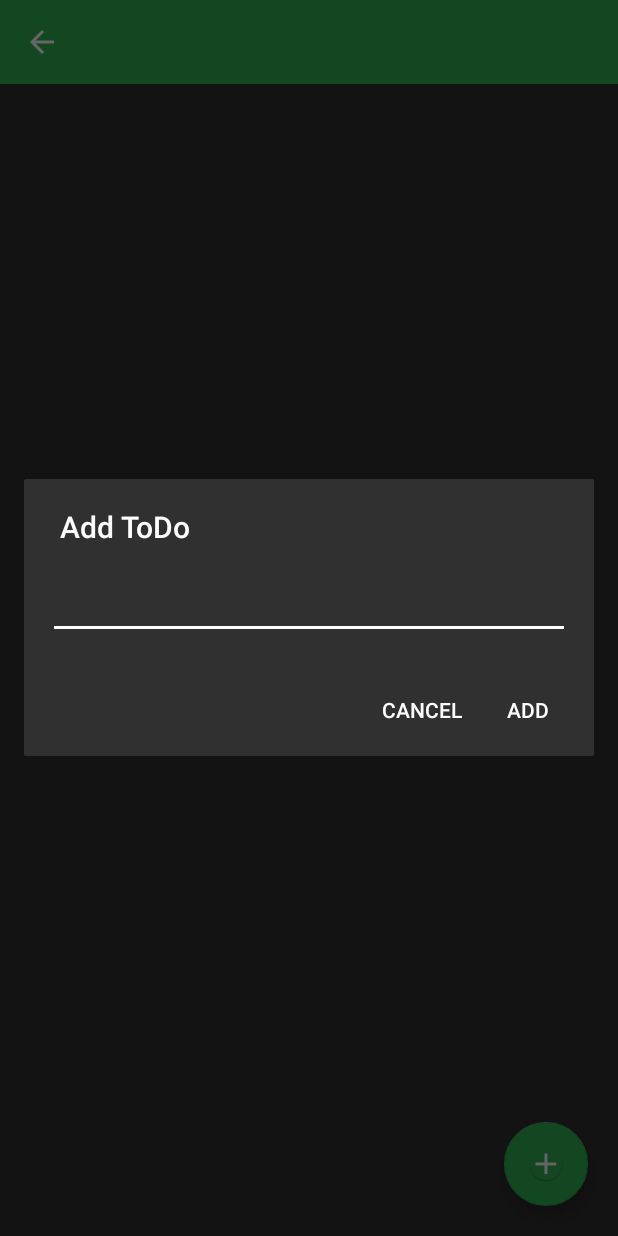
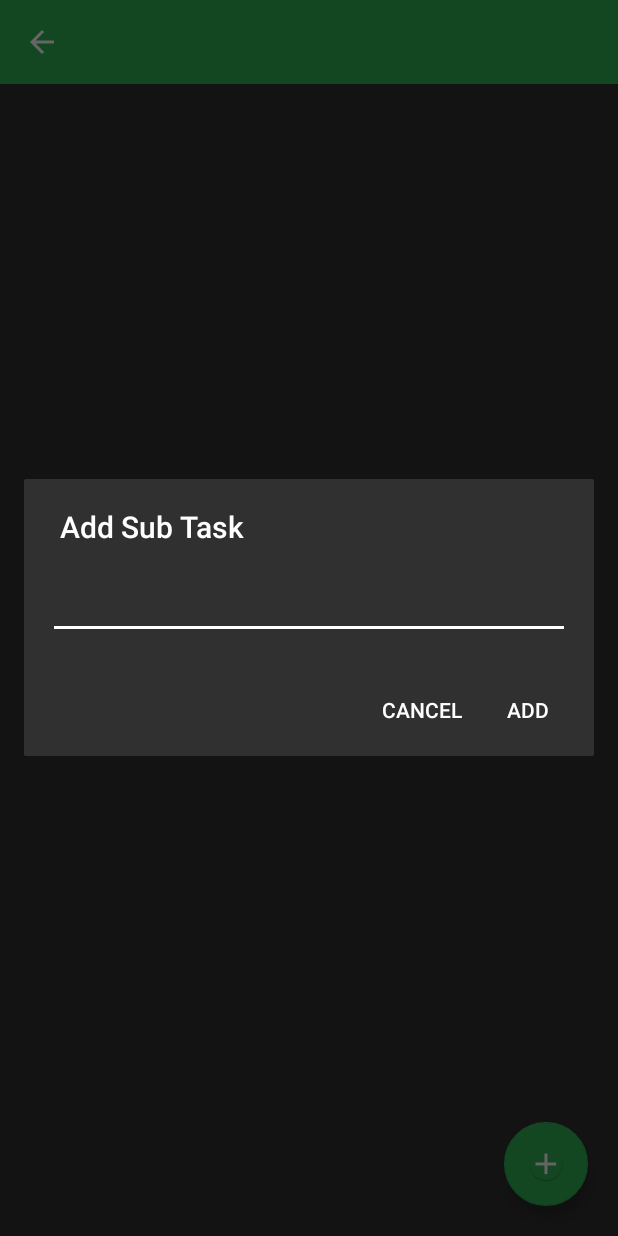
Before and after one commit to emaanuelsilvaa/Kotlin-TodoList-Project, an Android app: the ItemActivity screen opened directly, with no data from a screen before it, after a tap on an icon or button, on a phone screen of 412 x 824 dp. Run offline under Robolectric (Android 15) with nearby library versions, the phone set to English and light mode, and no system bars.

Commit message:
gif and change dialog update task text

```diff
--- a/app/src/main/java/com/example/todolist/DashBoardActivity.kt
+++ b/app/src/main/java/com/example/todolist/DashBoardActivity.kt
@@ -47,7 +47,7 @@ class DashBoardActivity : Activity() {
             val view = layoutInflater.inflate(R.layout.dialog_dashboard, null)
             val toDoName = view.findViewById<EditText>(R.id.ev_todo)
             dialog.setView(view)
-            dialog.setTitle("Add ToDo")
+            dialog.setTitle("Add Task")
             dialog.setPositiveButton("Add", { _: DialogInterface, _: Int ->
                 if(toDoName.text.isNotEmpty() ){
                     val toDo = ToDo()
--- a/app/src/main/java/com/example/todolist/ItemActivity.kt
+++ b/app/src/main/java/com/example/todolist/ItemActivity.kt
@@ -43,7 +43,7 @@ class ItemActivity : AppCompatActivity() {
             val view = layoutInflater.inflate(R.layout.dialog_dashboard, null)
             val toDoName = view.findViewById<EditText>(R.id.ev_todo)
             dialog.setView(view)
-            dialog.setTitle("Add ToDo")
+            dialog.setTitle("Add Sub Task")
             dialog.setPositiveButton("Add", { _: DialogInterface, _: Int ->
                 if(toDoName.text.isNotEmpty() ){
                     val item = ToDoItem()
@@ -165,10 +165,6 @@ class ItemActivity : AppCompatActivity() {
             val edit : ImageView = v.findViewById(R.id.iv_edit)
             val delete : ImageView = v.findViewById(R.id.iv_delete)
             val move : ImageView = v.findViewById(R.id.iv_drag_and_drop)
-
-
-
-
         }
     }
 
```
